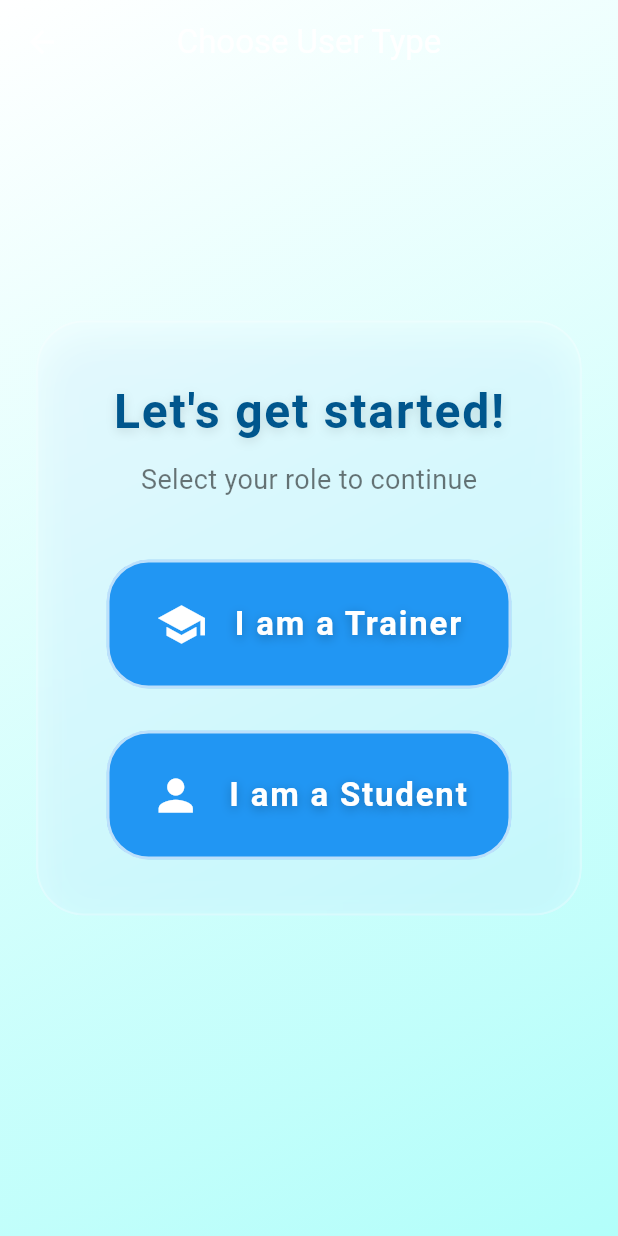
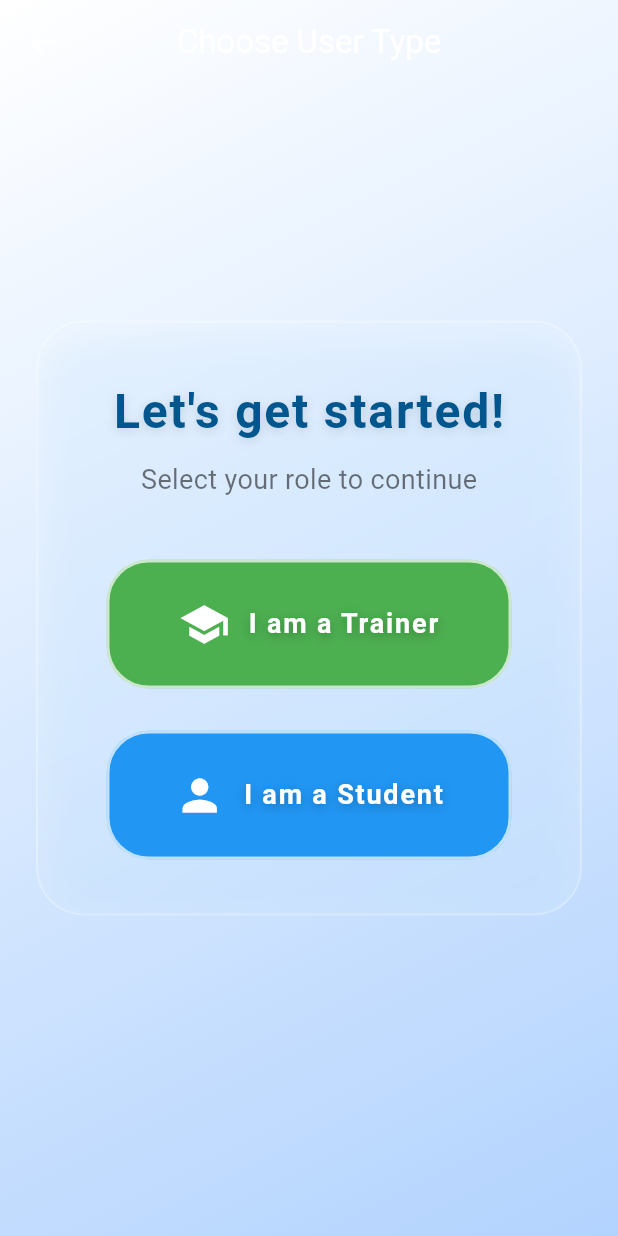
Before and after one commit to aisamae13/TalkReady, a Flutter app: the ChooseUserTypePage screen opened by its route, on a phone screen of 412 x 824 dp. Run offline on Flutter 3.47's test engine with Material 3 defaults, Android fonts, the phone set to English and light mode, and no system bars; our stand-ins replace audioplayers, carousel_slider, cloud_firestore, file_picker, firebase_auth, firebase_core and 12 more; missing offline and left inert: firebase_app_check, flutter_sound; accounts and stored records are empty.

Commit message:
just fixed chooser user type ui a bit

```diff
--- a/talkready_mobile/lib/ChooseUserType.dart
+++ b/talkready_mobile/lib/ChooseUserType.dart
@@ -47,7 +47,7 @@ class ChooseUserTypePage extends StatelessWidget {
           gradient: LinearGradient(
             colors: [
               Colors.white,
-              Color(0xFFB2FEFA), // sky blue
+              Color.fromARGB(255, 178, 211, 254), // sky blue
             ],
             begin: Alignment.topLeft,
             end: Alignment.bottomRight,
@@ -111,7 +111,7 @@ class ChooseUserTypePage extends StatelessWidget {
                             AnimatedUserTypeButton(
                               icon: Icons.school,
                               label: 'I am a Trainer',
-                              color: Color(0xFF2196F3), // Solid blue
+                              color: Color(0xFF4CAF50), // Solid blue
                               onTap: () => _saveUserTypeAndNavigate(context, 'trainer'),
                             ),
                             const SizedBox(height: 28),
@@ -231,12 +231,13 @@ class _AnimatedUserTypeButtonState extends State<AnimatedUserTypeButton>
                     mainAxisAlignment: MainAxisAlignment.center,
                     children: [
                       Icon(widget.icon, color: Colors.white, size: 34),
-                      const SizedBox(width: 18),
-                      Text(
+                      const SizedBox(width: 12),
+                      Flexible(
+                      child: Text(
                         widget.label,
                         style: const TextStyle(
                           color: Colors.white,
-                          fontSize: 22,
+                          fontSize: 18,
                           fontWeight: FontWeight.bold,
                           letterSpacing: 1.2,
                           shadows: [
@@ -247,6 +248,7 @@ class _AnimatedUserTypeButtonState extends State<AnimatedUserTypeButton>
                             ),
                           ],
                         ),
+                      ),
                       ),
                     ],
                   ),
--- a/talkready_mobile/lib/signup_page.dart
+++ b/talkready_mobile/lib/signup_page.dart
@@ -374,7 +374,7 @@ class _SignUpPageState extends State<SignUpPage> {
                           foregroundColor: Colors.white,
                           padding: const EdgeInsets.symmetric(horizontal: 20, vertical: 15),
                         ),
-                        child: const Text('Register & Send Email Verification', style: TextStyle(fontSize: 16)),
+                        child: const Text('Register Email', style: TextStyle(fontSize: 16)),
                       ),
                     ],
                   ),
```
Also changed, not shown: 125 other files.
